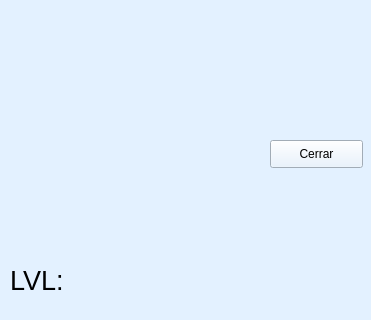
The window that Videojuego/menupausa.ui (Pablo9925/Proyecto_Final_Info) describes before a commit, drawn with Qt 5.
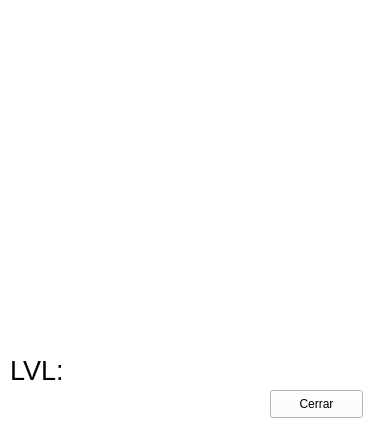
The same window after the commit. Icons and pictures are not drawn.

Patch:
```diff
--- a/Videojuego/menupausa.ui
+++ b/Videojuego/menupausa.ui
@@ -7,21 +7,21 @@
     <x>0</x>
     <y>0</y>
     <width>371</width>
-    <height>320</height>
+    <height>425</height>
    </rect>
   </property>
   <property name="windowTitle">
    <string>Pausa</string>
   </property>
   <property name="styleSheet">
-   <string notr="true">background-color: rgb(227, 241, 255);
+   <string notr="true">background-color: rgb(255, 255, 255);
 border-color: rgb(0, 0, 0);</string>
   </property>
   <widget class="QLabel" name="label">
    <property name="geometry">
     <rect>
      <x>10</x>
-     <y>10</y>
+     <y>100</y>
      <width>61</width>
      <height>61</height>
     </rect>
@@ -38,7 +38,7 @@
    <property name="geometry">
     <rect>
      <x>100</x>
-     <y>10</y>
+     <y>100</y>
      <width>161</width>
      <height>61</height>
     </rect>
@@ -49,7 +49,7 @@
     </font>
    </property>
    <property name="styleSheet">
-    <string notr="true">background-color: rgb(227, 241, 255);</string>
+    <string notr="true">background-color: rgb(255, 255, 255);</string>
    </property>
    <property name="text">
     <string/>
@@ -59,7 +59,7 @@
    <property name="geometry">
     <rect>
      <x>10</x>
-     <y>90</y>
+     <y>180</y>
      <width>61</width>
      <height>61</height>
     </rect>
@@ -75,7 +75,7 @@
    <property name="geometry">
     <rect>
      <x>100</x>
-     <y>90</y>
+     <y>180</y>
      <width>161</width>
      <height>61</height>
     </rect>
@@ -86,7 +86,7 @@
     </font>
    </property>
    <property name="styleSheet">
-    <string notr="true">background-color: rgb(227, 241, 255);</string>
+    <string notr="true">background-color: rgb(255, 255, 255);</string>
    </property>
    <property name="text">
     <string/>
@@ -96,7 +96,7 @@
    <property name="geometry">
     <rect>
      <x>10</x>
-     <y>170</y>
+     <y>260</y>
      <width>61</width>
      <height>61</height>
     </rect>
@@ -113,7 +113,7 @@
    <property name="geometry">
     <rect>
      <x>100</x>
-     <y>170</y>
+     <y>260</y>
      <width>161</width>
      <height>61</height>
     </rect>
@@ -131,7 +131,7 @@
    <property name="geometry">
     <rect>
      <x>270</x>
-     <y>140</y>
+     <y>390</y>
      <width>93</width>
      <height>28</height>
     </rect>
@@ -147,7 +147,7 @@
    <property name="geometry">
     <rect>
      <x>10</x>
-     <y>250</y>
+     <y>340</y>
      <width>61</width>
      <height>61</height>
     </rect>
@@ -171,7 +171,7 @@
    <property name="geometry">
     <rect>
      <x>100</x>
-     <y>250</y>
+     <y>340</y>
      <width>161</width>
      <height>61</height>
     </rect>
@@ -185,6 +185,22 @@
     <string/>
    </property>
   </widget>
+  <widget class="QLabel" name="label_5">
+   <property name="geometry">
+    <rect>
+     <x>70</x>
+     <y>10</y>
+     <width>221</width>
+     <height>71</height>
+    </rect>
+   </property>
+   <property name="styleSheet">
+    <string notr="true">image: url(:/escena/pausa.png);</string>
+   </property>
+   <property name="text">
+    <string/>
+   </property>
+  </widget>
  </widget>
  <resources/>
  <connections/>
```
